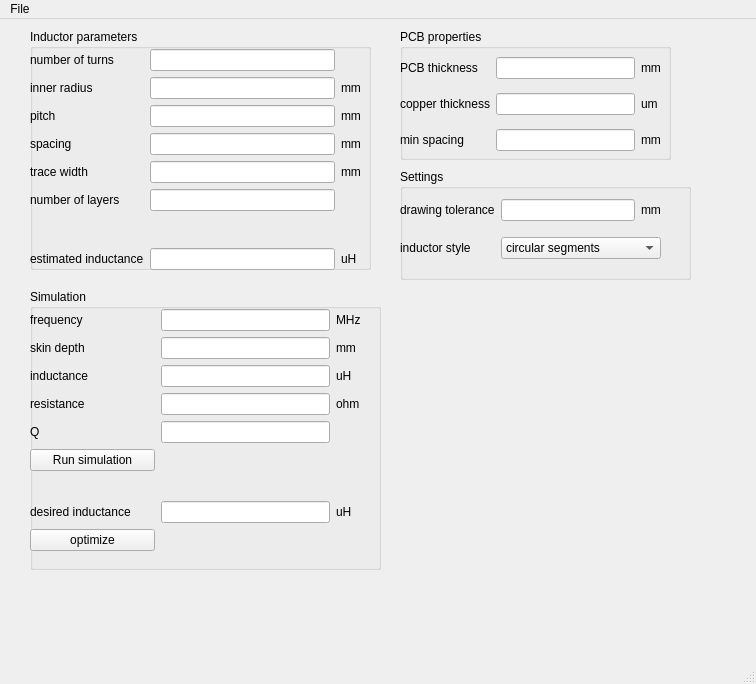
The window that design.ui (in3otd/spiki) describes before a commit, drawn with Qt 5.
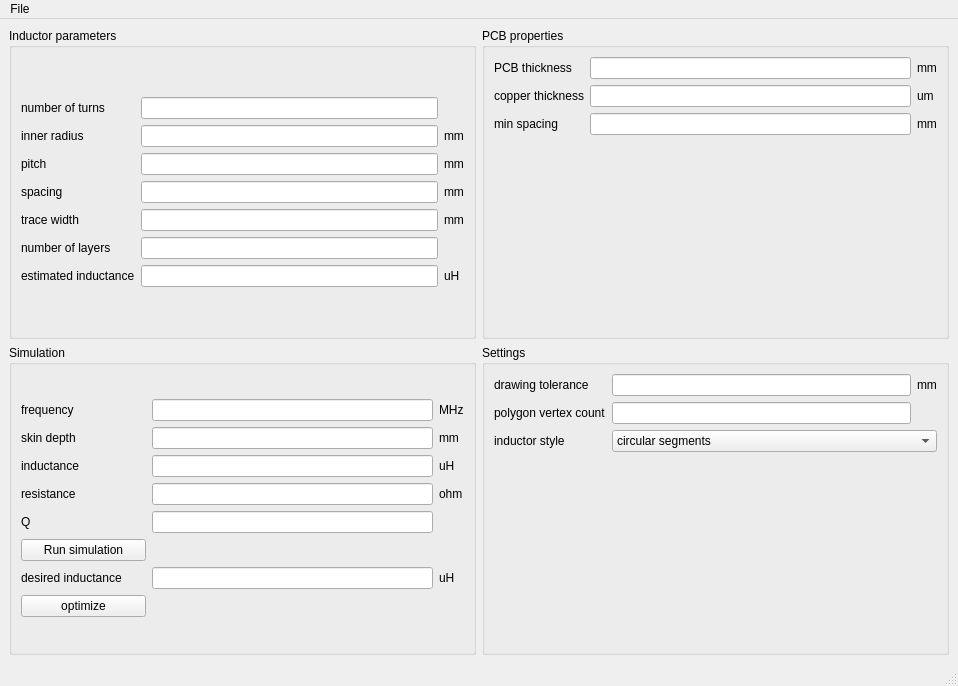
The same window after the commit. Icons and pictures are not drawn.

Commit message: Added an option to generate square spiral inductors

The edit to the form file:
```diff
--- a/design.ui
+++ b/design.ui
@@ -6,8 +6,8 @@
    <rect>
     <x>0</x>
     <y>0</y>
-    <width>756</width>
-    <height>684</height>
+    <width>958</width>
+    <height>686</height>
    </rect>
   </property>
   <property name="windowTitle">
@@ -18,103 +18,14 @@
     <normaloff>spiki.png</normaloff>spiki.png</iconset>
   </property>
   <widget class="QWidget" name="centralwidget">
-   <widget class="QGroupBox" name="groupBox">
-    <property name="geometry">
-     <rect>
-      <x>400</x>
-      <y>10</y>
-      <width>271</width>
-      <height>131</height>
-     </rect>
-    </property>
-    <property name="title">
-     <string>PCB properties</string>
-    </property>
-    <widget class="QWidget" name="gridLayoutWidget_3">
-     <property name="geometry">
-      <rect>
-       <x>0</x>
-       <y>20</y>
-       <width>261</width>
-       <height>111</height>
-      </rect>
-     </property>
-     <layout class="QGridLayout" name="gridLayout_3">
-      <item row="2" column="2">
-       <widget class="QLabel" name="label_16">
-        <property name="text">
-         <string>mm</string>
-        </property>
-       </widget>
-      </item>
+   <layout class="QGridLayout" name="gridLayout_11">
       <item row="1" column="0">
-       <widget class="QLabel" name="cuThicknessLabel">
-        <property name="text">
-         <string>copper thickness</string>
-        </property>
-       </widget>
-      </item>
-      <item row="0" column="1">
-       <widget class="QLineEdit" name="pcbThicknessLineEdit"/>
-      </item>
-      <item row="1" column="1">
-       <widget class="QLineEdit" name="cuThicknessLineEdit"/>
-      </item>
-      <item row="2" column="0">
-       <widget class="QLabel" name="minSpacingLabel">
-        <property name="text">
-         <string>min spacing</string>
-        </property>
-       </widget>
-      </item>
-      <item row="1" column="2">
-       <widget class="QLabel" name="label_12">
-        <property name="text">
-         <string>um</string>
-        </property>
-       </widget>
-      </item>
-      <item row="0" column="2">
-       <widget class="QLabel" name="label_13">
-        <property name="text">
-         <string>mm</string>
-        </property>
-       </widget>
-      </item>
-      <item row="2" column="1">
-       <widget class="QLineEdit" name="minSpacingLineEdit"/>
-      </item>
-      <item row="0" column="0">
-       <widget class="QLabel" name="pcbThicknessLabel">
-        <property name="text">
-         <string>PCB thickness</string>
-        </property>
-       </widget>
-      </item>
-     </layout>
-    </widget>
-   </widget>
    <widget class="QGroupBox" name="groupBox_2">
-    <property name="geometry">
-     <rect>
-      <x>30</x>
-      <y>270</y>
-      <width>351</width>
-      <height>281</height>
-     </rect>
-    </property>
     <property name="title">
      <string>Simulation</string>
     </property>
-    <widget class="QWidget" name="gridLayoutWidget_4">
-     <property name="geometry">
-      <rect>
-       <x>0</x>
-       <y>20</y>
-       <width>331</width>
-       <height>242</height>
-      </rect>
-     </property>
+      <layout class="QVBoxLayout" name="verticalLayout_3">
+       <item>
      <layout class="QGridLayout" name="gridLayout_4">
       <item row="4" column="1">
        <widget class="QLineEdit" name="simQLineEdit"/>
@@ -167,22 +78,9 @@
        </widget>
       </item>
       <item row="6" column="1">
-       <spacer name="verticalSpacer_2">
-        <property name="orientation">
-         <enum>Qt::Vertical</enum>
-        </property>
-        <property name="sizeHint" stdset="0">
-         <size>
-          <width>20</width>
-          <height>40</height>
-         </size>
-        </property>
-       </spacer>
-      </item>
-      <item row="7" column="1">
        <widget class="QLineEdit" name="desiredIndLineEdit"/>
       </item>
-      <item row="7" column="2">
+         <item row="6" column="2">
        <widget class="QLabel" name="label_14">
         <property name="text">
          <string>uH</string>
@@ -199,7 +97,7 @@
       <item row="2" column="1">
        <widget class="QLineEdit" name="simIndLineEdit"/>
       </item>
-      <item row="7" column="0">
+         <item row="6" column="0">
        <widget class="QLabel" name="desiredIndLabel">
         <property name="minimumSize">
          <size>
@@ -219,7 +117,7 @@
         </property>
        </widget>
       </item>
-      <item row="8" column="0">
+         <item row="7" column="0">
        <widget class="QPushButton" name="optimizeBtn">
         <property name="text">
          <string>optimize</string>
@@ -251,29 +149,180 @@
        </widget>
       </item>
      </layout>
-    </widget>
-   </widget>
+       </item>
+      </layout>
+     </widget>
+    </item>
+    <item row="0" column="1">
+     <widget class="QGroupBox" name="groupBox">
+      <property name="title">
+       <string>PCB properties</string>
+      </property>
+      <layout class="QVBoxLayout" name="verticalLayout">
+       <item>
+        <layout class="QGridLayout" name="gridLayout_3">
+         <item row="2" column="1">
+          <widget class="QLineEdit" name="minSpacingLineEdit"/>
+         </item>
+         <item row="1" column="1">
+          <widget class="QLineEdit" name="cuThicknessLineEdit"/>
+         </item>
+         <item row="1" column="2">
+          <widget class="QLabel" name="label_12">
+           <property name="text">
+            <string>um</string>
+           </property>
+          </widget>
+         </item>
+         <item row="0" column="0">
+          <widget class="QLabel" name="pcbThicknessLabel">
+           <property name="text">
+            <string>PCB thickness</string>
+           </property>
+          </widget>
+         </item>
+         <item row="2" column="0">
+          <widget class="QLabel" name="minSpacingLabel">
+           <property name="text">
+            <string>min spacing</string>
+           </property>
+          </widget>
+         </item>
+         <item row="0" column="1">
+          <widget class="QLineEdit" name="pcbThicknessLineEdit"/>
+         </item>
+         <item row="1" column="0">
+          <widget class="QLabel" name="cuThicknessLabel">
+           <property name="text">
+            <string>copper thickness</string>
+           </property>
+          </widget>
+         </item>
+         <item row="0" column="2">
+          <widget class="QLabel" name="label_13">
+           <property name="text">
+            <string>mm</string>
+           </property>
+          </widget>
+         </item>
+         <item row="2" column="2">
+          <widget class="QLabel" name="label_16">
+           <property name="text">
+            <string>mm</string>
+           </property>
+          </widget>
+         </item>
+         <item row="3" column="1">
+          <spacer name="verticalSpacer_6">
+           <property name="orientation">
+            <enum>Qt::Vertical</enum>
+           </property>
+           <property name="sizeHint" stdset="0">
+            <size>
+             <width>20</width>
+             <height>40</height>
+            </size>
+           </property>
+          </spacer>
+         </item>
+        </layout>
+       </item>
+      </layout>
+     </widget>
+    </item>
+    <item row="1" column="1">
+     <widget class="QGroupBox" name="groupBox_4">
+      <property name="title">
+       <string>Settings</string>
+      </property>
+      <layout class="QVBoxLayout" name="verticalLayout_4">
+       <item>
+        <layout class="QGridLayout" name="gridLayout_2">
+         <item row="0" column="0">
+          <widget class="QLabel" name="label">
+           <property name="text">
+            <string>drawing tolerance</string>
+           </property>
+          </widget>
+         </item>
+         <item row="0" column="2">
+          <widget class="QLabel" name="label_21">
+           <property name="text">
+            <string>mm</string>
+           </property>
+          </widget>
+         </item>
+         <item row="0" column="1">
+          <widget class="QLineEdit" name="drawTolLineEdit"/>
+         </item>
+         <item row="2" column="0">
+          <widget class="QLabel" name="label_2">
+           <property name="text">
+            <string>inductor style</string>
+           </property>
+          </widget>
+         </item>
+         <item row="2" column="1" colspan="2">
+          <widget class="QComboBox" name="indStyleCB">
+           <item>
+            <property name="text">
+             <string>circular segments</string>
+            </property>
+           </item>
+           <item>
+            <property name="text">
+             <string>circular arcs</string>
+            </property>
+           </item>
+           <item>
+            <property name="text">
+             <string>square</string>
+            </property>
+           </item>
+          </widget>
+         </item>
+         <item row="3" column="1">
+          <spacer name="verticalSpacer_5">
+           <property name="orientation">
+            <enum>Qt::Vertical</enum>
+           </property>
+           <property name="sizeHint" stdset="0">
+            <size>
+             <width>20</width>
+             <height>40</height>
+            </size>
+           </property>
+          </spacer>
+         </item>
+         <item row="1" column="0">
+          <widget class="QLabel" name="polygonVertexCountLabel">
+           <property name="enabled">
+            <bool>true</bool>
+           </property>
+           <property name="text">
+            <string>polygon vertex count</string>
+           </property>
+          </widget>
+         </item>
+         <item row="1" column="1">
+          <widget class="QLineEdit" name="polygonVertexCountLineEdit">
+           <property name="enabled">
+            <bool>true</bool>
+           </property>
+          </widget>
+         </item>
+        </layout>
+       </item>
+      </layout>
+     </widget>
+    </item>
+    <item row="0" column="0">
    <widget class="QGroupBox" name="groupBox_3">
-    <property name="geometry">
-     <rect>
-      <x>30</x>
-      <y>10</y>
-      <width>341</width>
-      <height>241</height>
-     </rect>
-    </property>
     <property name="title">
      <string>Inductor parameters</string>
     </property>
-    <widget class="QWidget" name="gridLayoutWidget">
-     <property name="geometry">
-      <rect>
-       <x>0</x>
-       <y>20</y>
-       <width>331</width>
-       <height>221</height>
-      </rect>
-     </property>
+      <layout class="QVBoxLayout" name="verticalLayout_2">
+       <item>
      <layout class="QGridLayout" name="gridLayout">
       <item row="5" column="1">
        <widget class="QLineEdit" name="traceWidthLineEdit"/>
@@ -295,7 +344,7 @@
         </property>
        </widget>
       </item>
-      <item row="8" column="0">
+         <item row="7" column="0">
        <widget class="QLabel" name="estIndLabel">
         <property name="text">
          <string>estimated inductance</string>
@@ -326,7 +375,7 @@
         </property>
        </widget>
       </item>
-      <item row="8" column="1">
+         <item row="7" column="1">
        <widget class="QLineEdit" name="estIndLineEdit"/>
       </item>
       <item row="1" column="1">
@@ -342,20 +391,7 @@
         </property>
        </widget>
       </item>
-      <item row="7" column="1">
-       <spacer name="verticalSpacer">
-        <property name="orientation">
-         <enum>Qt::Vertical</enum>
-        </property>
-        <property name="sizeHint" stdset="0">
-         <size>
-          <width>20</width>
-          <height>40</height>
-         </size>
-        </property>
-       </spacer>
-      </item>
-      <item row="8" column="2">
+         <item row="7" column="2">
        <widget class="QLabel" name="label_18">
         <property name="text">
          <string>uH</string>
@@ -394,79 +430,22 @@
        <widget class="QLineEdit" name="nLayersLineEdit"/>
       </item>
      </layout>
-    </widget>
-   </widget>
-   <widget class="QGroupBox" name="groupBox_4">
-    <property name="geometry">
-     <rect>
-      <x>400</x>
-      <y>150</y>
-      <width>291</width>
-      <height>111</height>
-     </rect>
-    </property>
-    <property name="title">
-     <string>Settings</string>
-    </property>
-    <widget class="QWidget" name="gridLayoutWidget_2">
-     <property name="geometry">
-      <rect>
-       <x>0</x>
-       <y>20</y>
-       <width>261</width>
-       <height>80</height>
-      </rect>
-     </property>
-     <layout class="QGridLayout" name="gridLayout_2">
-      <item row="0" column="0">
-       <widget class="QLabel" name="label">
-        <property name="text">
-         <string>drawing tolerance</string>
-        </property>
-       </widget>
-      </item>
-      <item row="0" column="2">
-       <widget class="QLabel" name="label_21">
-        <property name="text">
-         <string>mm</string>
-        </property>
-       </widget>
-      </item>
-      <item row="0" column="1">
-       <widget class="QLineEdit" name="drawTolLineEdit"/>
-      </item>
-      <item row="1" column="0">
-       <widget class="QLabel" name="label_2">
-        <property name="text">
-         <string>inductor style</string>
-        </property>
-       </widget>
-      </item>
-      <item row="1" column="1" colspan="2">
-       <widget class="QComboBox" name="indStyleCB">
-        <item>
-         <property name="text">
-          <string>circular segments</string>
-         </property>
-        </item>
-        <item>
-         <property name="text">
-          <string>circular arcs</string>
-         </property>
-        </item>
-       </widget>
-      </item>
-     </layout>
-    </widget>
-   </widget>
+       </item>
+      </layout>
+      <zorder>gridLayoutWidget</zorder>
+      <zorder>groupBox_2</zorder>
+      <zorder>groupBox_2</zorder>
+     </widget>
+    </item>
+   </layout>
   </widget>
   <widget class="QMenuBar" name="menubar">
    <property name="geometry">
     <rect>
      <x>0</x>
      <y>0</y>
-     <width>756</width>
-     <height>25</height>
+     <width>958</width>
+     <height>31</height>
     </rect>
    </property>
    <widget class="QMenu" name="menuFile">
```
Left out of the diff: 46 changed lines with no effect on the pictures. Lines whose indentation alone changed are shown as unchanged. The commit also changes 4 other files.
